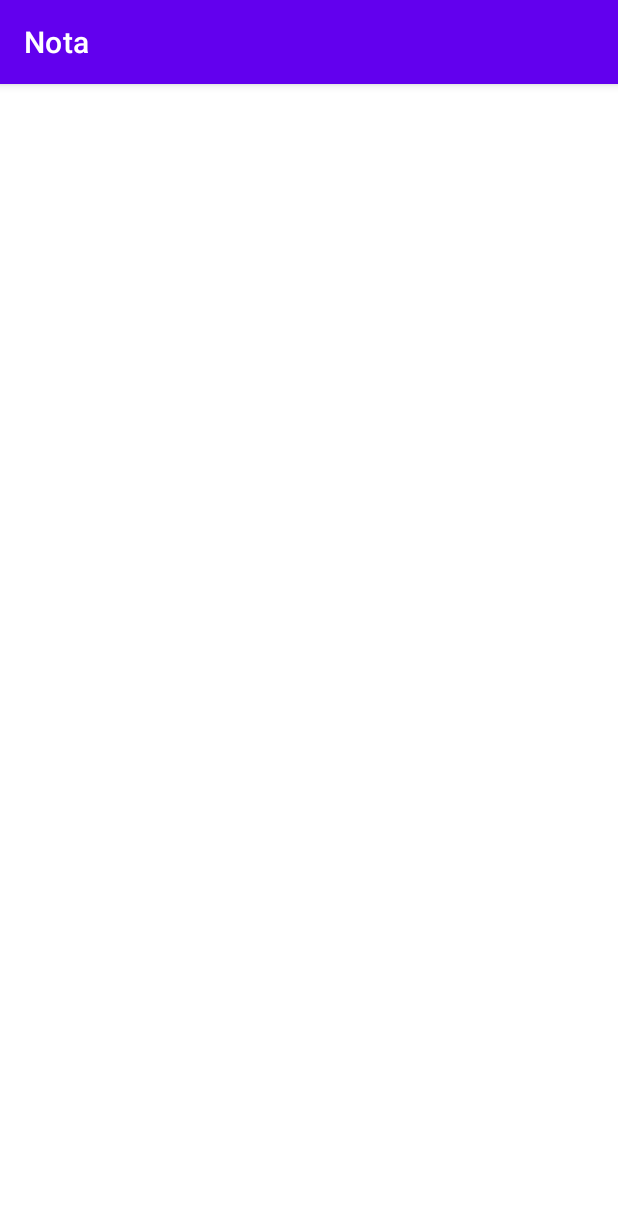
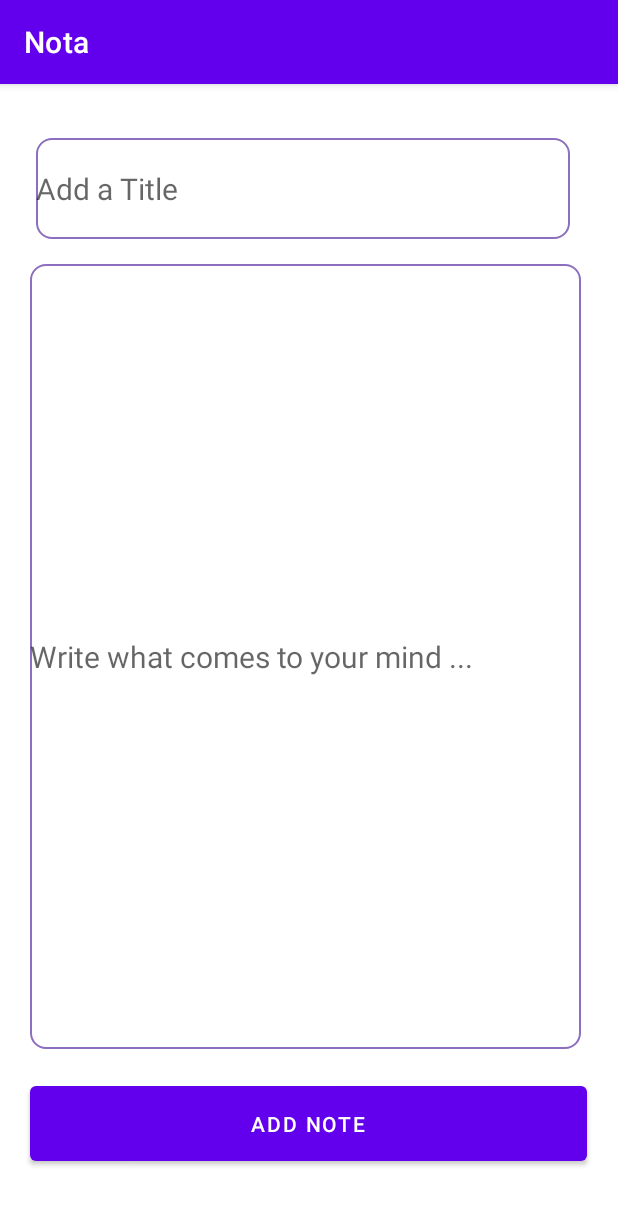
Before and after one commit to aarrasseayoub01/Nota, an Android app: the writing screen opened directly, with no data from a screen before it, on a phone screen of 412 x 824 dp. Shown: the top 1205 px of the screen. Run offline under Robolectric (Android 15) with nearby library versions, the phone set to English and light mode, and no system bars.

Commit message:
Add notes page and linking it to inner database

```diff
--- /dev/null
+++ b/app/src/main/res/drawable/edittext_border.xml
@@ -0,0 +1,9 @@
+<?xml version="1.0" encoding="utf-8"?>
+<shape xmlns:android="http://schemas.android.com/apk/res/android"
+    android:shape="rectangle">
+    <corners android:radius="10dp" />
+
+    <stroke
+        android:width="1dp"
+        android:color="#8C6FBE" />
+</shape>
--- a/app/src/main/res/layout/activity_main.xml
+++ b/app/src/main/res/layout/activity_main.xml
@@ -20,6 +20,7 @@
 
         android:layout_marginBottom="24dp"
         android:clickable="true"
+        android:onClick="Writing"
         app:layout_constraintBottom_toBottomOf="parent"
         app:layout_constraintEnd_toEndOf="parent"
         app:srcCompat="@android:drawable/ic_menu_info_details" />
--- a/app/src/main/res/layout/activity_writing.xml
+++ b/app/src/main/res/layout/activity_writing.xml
@@ -6,4 +6,42 @@
     android:layout_height="match_parent"
     tools:context=".writing">
 
+
+    <EditText
+        android:id="@+id/title"
+        android:layout_width="356dp"
+        android:layout_height="67dp"
+        android:layout_marginStart="24dp"
+        android:layout_marginTop="36dp"
+        android:background="@drawable/edittext_border"
+        android:hint="Add a Title"
+
+        app:layout_constraintStart_toStartOf="parent"
+        app:layout_constraintTop_toTopOf="parent"
+        android:textSize="20sp" />
+
+
+    <EditText
+        android:id="@+id/note"
+        android:layout_width="367dp"
+        android:layout_height="523dp"
+        android:layout_marginStart="20dp"
+        android:layout_marginTop="120dp"
+        android:background="@drawable/edittext_border"
+        android:hint="Write what comes to your mind ..."
+        android:textSize="20sp"
+        app:layout_constraintStart_toStartOf="parent"
+        app:layout_constraintTop_toTopOf="parent" />
+
+    <Button
+        android:id="@+id/button"
+        android:layout_width="371dp"
+        android:layout_height="62dp"
+        android:layout_marginStart="20dp"
+        android:layout_marginTop="662dp"
+        android:text="Add Note"
+        android:onClick="addNote"
+        app:layout_constraintStart_toStartOf="parent"
+        app:layout_constraintTop_toTopOf="parent" />
+
 </androidx.constraintlayout.widget.ConstraintLayout>
```
Also changed, not shown: app/src/main/AndroidManifest.xml (+7 -0 lines), app/src/main/java/com/example/nota/MainActivity.java (+7 -0 lines), app/src/main/java/com/example/nota/Notes.java (added, +172 -0 lines), app/src/main/java/com/example/nota/writing.java (+26 -0 lines).
